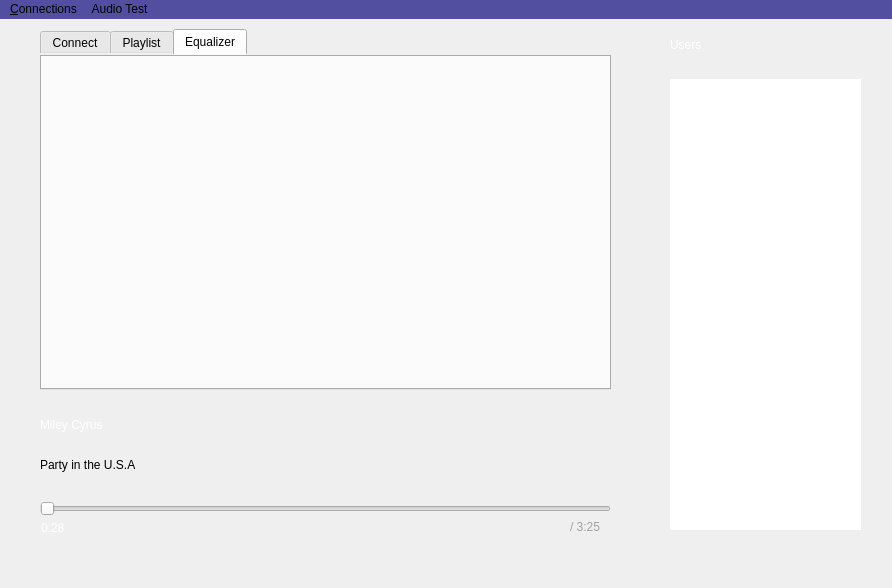
Above: Source/Client/mainwindow.ui from imoongom/commaudio before the change. Below: the same form after it.
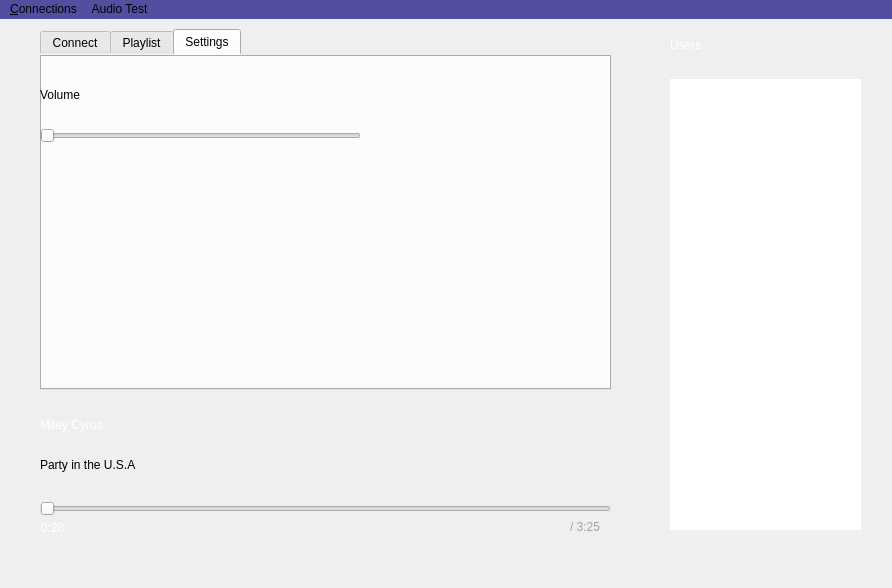
That is the form after the change. The open tabs and pages were chosen to show the change.

Commit message: added volume control

```diff
--- a/Source/Client/mainwindow.ui
+++ b/Source/Client/mainwindow.ui
@@ -179,8 +179,34 @@
     </widget>
     <widget class="QWidget" name="tab_2">
      <attribute name="title">
-      <string>Equalizer</string>
+      <string>Settings</string>
      </attribute>
+     <widget class="QSlider" name="volumeSlider">
+      <property name="geometry">
+       <rect>
+        <x>0</x>
+        <y>70</y>
+        <width>321</width>
+        <height>22</height>
+       </rect>
+      </property>
+      <property name="orientation">
+       <enum>Qt::Horizontal</enum>
+      </property>
+     </widget>
+     <widget class="QLabel" name="label_8">
+      <property name="geometry">
+       <rect>
+        <x>0</x>
+        <y>30</y>
+        <width>101</width>
+        <height>19</height>
+       </rect>
+      </property>
+      <property name="text">
+       <string>Volume</string>
+      </property>
+     </widget>
     </widget>
    </widget>
    <widget class="QPushButton" name="playPauseButton">
```
Left out of the diff: 4 changed lines with no effect on the pictures. The commit also changes 5 other files.
